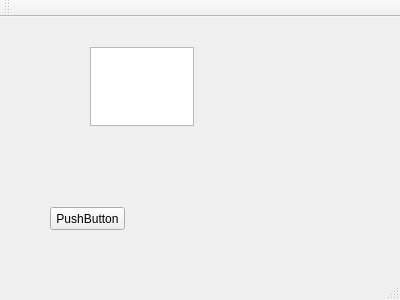
First picture: the form in mainwindow.ui, repository hellogdut/MergeExcel, before the edit.
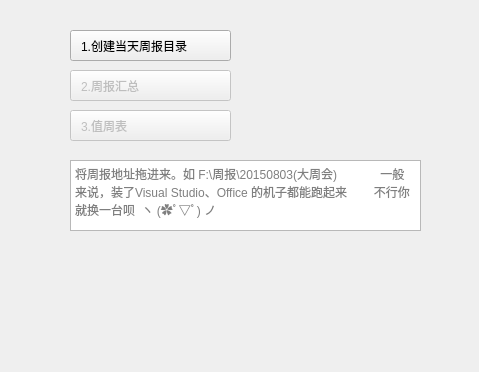
Second picture: the form after the edit. Custom widgets are drawn as their Qt base class.

```diff
--- a/mainwindow.ui
+++ b/mainwindow.ui
@@ -6,35 +6,88 @@
    <rect>
     <x>0</x>
     <y>0</y>
-    <width>400</width>
-    <height>300</height>
+    <width>479</width>
+    <height>372</height>
    </rect>
   </property>
   <property name="windowTitle">
-   <string>MainWindow</string>
+   <string>周报助手 by mario</string>
+  </property>
+  <property name="toolButtonStyle">
+   <enum>Qt::ToolButtonFollowStyle</enum>
   </property>
   <widget class="QWidget" name="centralWidget">
-   <widget class="QTextEdit" name="textEdit">
+   <widget class="CustomEdit" name="textEdit">
+    <property name="enabled">
+     <bool>true</bool>
+    </property>
     <property name="geometry">
      <rect>
-      <x>90</x>
-      <y>30</y>
-      <width>104</width>
-      <height>79</height>
+      <x>70</x>
+      <y>160</y>
+      <width>351</width>
+      <height>71</height>
      </rect>
     </property>
+    <property name="placeholderText">
+     <string>将周报地址拖进来。如 F:\周报\20150803(大周会)             一般来说，装了Visual Studio、Office 的机子都能跑起来        不行你就换一台呗  ヽ (✿ﾟ▽ﾟ) ノ</string>
+    </property>
    </widget>
    <widget class="QPushButton" name="pushButton">
     <property name="geometry">
      <rect>
-      <x>50</x>
-      <y>190</y>
-      <width>75</width>
-      <height>23</height>
+      <x>70</x>
+      <y>30</y>
+      <width>161</width>
+      <height>31</height>
      </rect>
     </property>
+    <property name="styleSheet">
+     <string notr="true">text-align: left;
+padding-left:10px;</string>
+    </property>
     <property name="text">
-     <string>PushButton</string>
+     <string>1.创建当天周报目录</string>
+    </property>
+   </widget>
+   <widget class="QPushButton" name="pushButton_2">
+    <property name="enabled">
+     <bool>false</bool>
+    </property>
+    <property name="geometry">
+     <rect>
+      <x>70</x>
+      <y>70</y>
+      <width>161</width>
+      <height>31</height>
+     </rect>
+    </property>
+    <property name="styleSheet">
+     <string notr="true">text-align: left;
+padding-left:10px;</string>
+    </property>
+    <property name="text">
+     <string>2.周报汇总</string>
+    </property>
+   </widget>
+   <widget class="QPushButton" name="pushButton_3">
+    <property name="enabled">
+     <bool>false</bool>
+    </property>
+    <property name="geometry">
+     <rect>
+      <x>70</x>
+      <y>110</y>
+      <width>161</width>
+      <height>31</height>
+     </rect>
+    </property>
+    <property name="styleSheet">
+     <string notr="true">text-align: left;
+padding-left:10px;</string>
+    </property>
+    <property name="text">
+     <string>3.值周表</string>
     </property>
    </widget>
   </widget>
@@ -48,17 +101,15 @@
     </rect>
    </property>
   </widget>
-  <widget class="QToolBar" name="mainToolBar">
-   <attribute name="toolBarArea">
-    <enum>TopToolBarArea</enum>
-   </attribute>
-   <attribute name="toolBarBreak">
-    <bool>false</bool>
-   </attribute>
-  </widget>
-  <widget class="QStatusBar" name="statusBar"/>
  </widget>
  <layoutdefault spacing="6" margin="11"/>
+ <customwidgets>
+  <customwidget>
+   <class>CustomEdit</class>
+   <extends>QTextEdit</extends>
+   <header location="global">customedit.h</header>
+  </customwidget>
+ </customwidgets>
  <resources/>
  <connections/>
 </ui>
```
Left out of the diff: 2 changed lines with no effect on the pictures.
